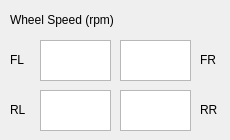
The window that ui/qt_ui/elec/wheel_speed.ui (mcgill-robotics/rover) describes before a commit, drawn with Qt 5.
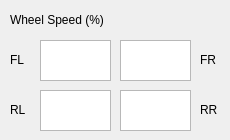
The same window after the commit.

```diff
--- a/ui/qt_ui/elec/wheel_speed.ui
+++ b/ui/qt_ui/elec/wheel_speed.ui
@@ -63,7 +63,7 @@
     </rect>
    </property>
    <property name="text">
-    <string>Wheel Speed (rpm)</string>
+    <string>Wheel Speed (%)</string>
    </property>
   </widget>
   <widget class="QLabel" name="lblFR">
```
